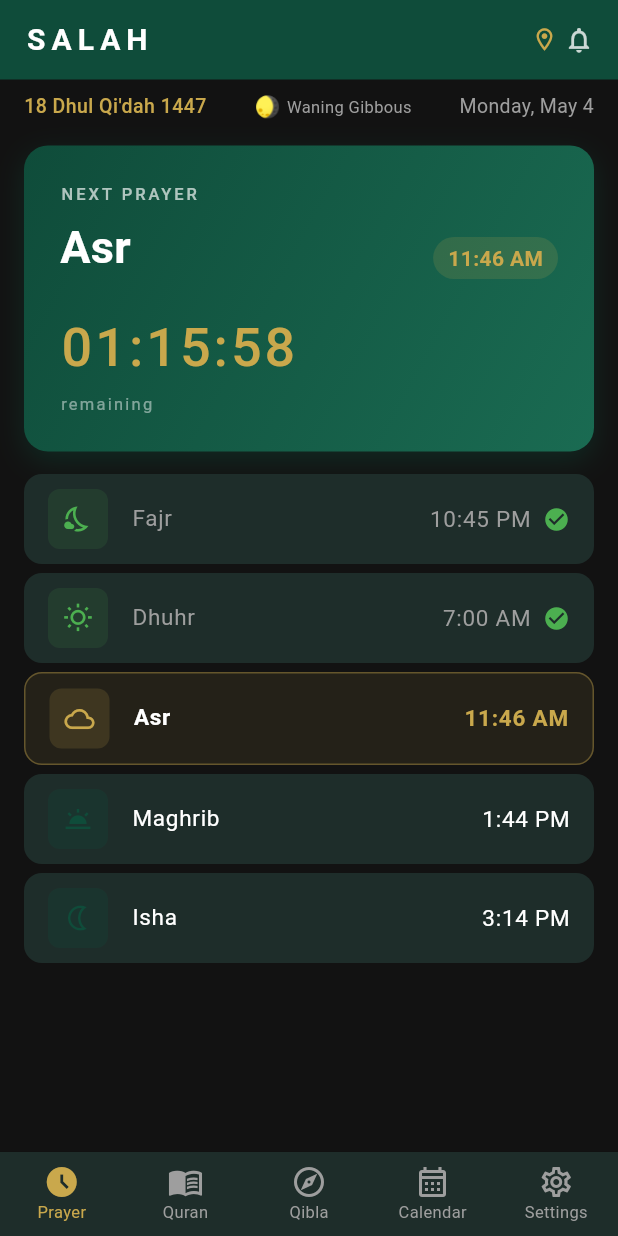
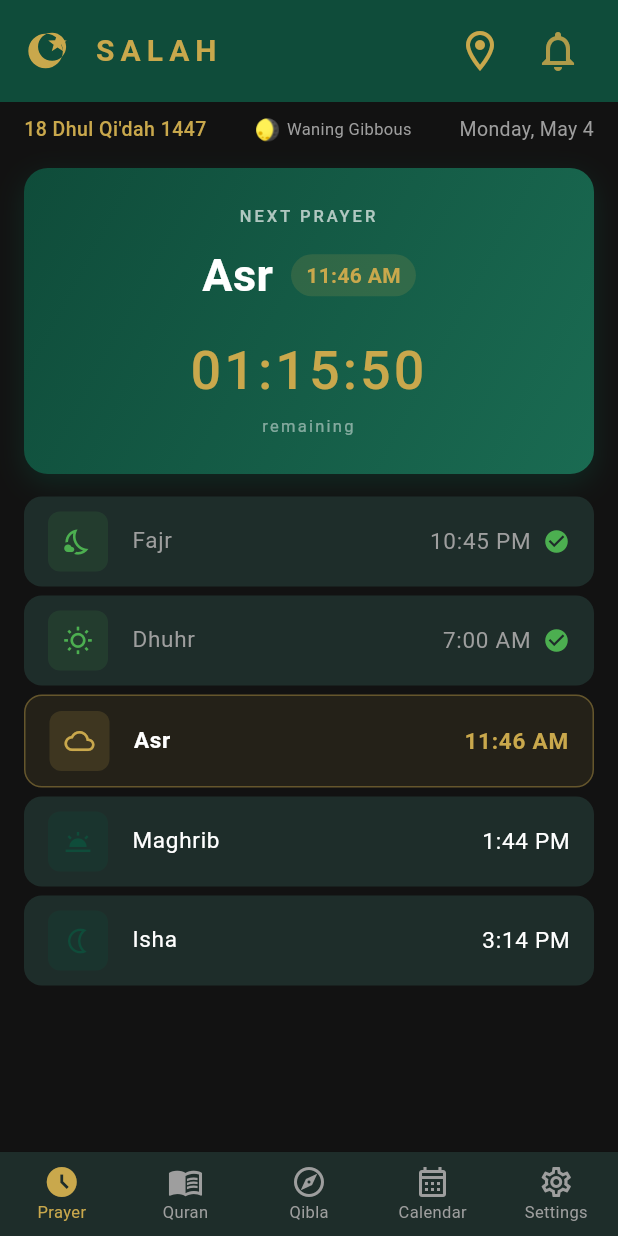
Before and after one commit to usama-hafeez/salah, a Flutter app: the screen it shows after launch, after a tap on "Get Started", on a phone screen of 412 x 824 dp. Run offline on Flutter 3.47's test engine with Material 3 defaults, Android fonts, the phone set to English and light mode, and no system bars; our stand-ins replace adhan, flutter_compass, flutter_local_notifications, flutter_svg, geolocator, google_mobile_ads and 6 more; missing offline and left inert: home_widget; accounts and stored records are empty; project files that could hold a hidden picture were left out.

Commit message:
theme changes

```diff
--- a/lib/core/constants/app_colors.dart
+++ b/lib/core/constants/app_colors.dart
@@ -11,6 +11,7 @@ class AppThemeData {
   final Color surface;
   final Color textPrimary;
   final Color textSecondary;
+  final Color onPrimary;
 
   const AppThemeData({
     required this.id,
@@ -23,6 +24,7 @@ class AppThemeData {
     required this.surface,
     required this.textPrimary,
     required this.textSecondary,
+    required this.onPrimary,
   });
 }
 
@@ -32,7 +34,7 @@ class AppThemes {
     primary: Color(0xFF0F4C3A), secondary: Color(0xFF1A6B52),
     accent: Color(0xFFC9A84C), background: Color(0xFF121212),
     surface: Color(0xFF1E2D2A), textPrimary: Color(0xFFFFFFFF),
-    textSecondary: Color(0xFF9E9E9E),
+    textSecondary: Color(0xFF9E9E9E), onPrimary: Color(0xFFFFFFFF),
   );
 
   static const parchment = AppThemeData(
@@ -40,7 +42,7 @@ class AppThemes {
     primary: Color(0xFF5C3D11), secondary: Color(0xFF8B6914),
     accent: Color(0xFFC9A84C), background: Color(0xFFF5F0E8),
     surface: Color(0xFFEDE4D3), textPrimary: Color(0xFF1A1A1A),
-    textSecondary: Color(0xFF6B5B3E),
+    textSecondary: Color(0xFF6B5B3E), onPrimary: Color(0xFFFFFFFF),
   );
 
   static const emerald = AppThemeData(
@@ -48,7 +50,7 @@ class AppThemes {
     primary: Color(0xFF0F3D2A), secondary: Color(0xFF1A6B52),
     accent: Color(0xFFE8C96A), background: Color(0xFF071A12),
     surface: Color(0xFF0F3022), textPrimary: Color(0xFFFFFFFF),
-    textSecondary: Color(0xFF9ECFBA),
+    textSecondary: Color(0xFF9ECFBA), onPrimary: Color(0xFFFFFFFF),
   );
 
   static const violetNight = AppThemeData(
@@ -56,7 +58,7 @@ class AppThemes {
     primary: Color(0xFF2C1654), secondary: Color(0xFF4A2980),
     accent: Color(0xFFD4B8F0), background: Color(0xFF130B25),
     surface: Color(0xFF1E1040), textPrimary: Color(0xFFFFFFFF),
-    textSecondary: Color(0xFFB8A0D0),
+    textSecondary: Color(0xFFB8A0D0), onPrimary: Color(0xFFFFFFFF),
   );
 
   static const golden = AppThemeData(
@@ -64,7 +66,7 @@ class AppThemes {
     primary: Color(0xFF8B6914), secondary: Color(0xFFC9A84C),
     accent: Color(0xFFC9A84C), background: Color(0xFFFFF8E8),
     surface: Color(0xFFFFFFFF), textPrimary: Color(0xFF1A1A1A),
-    textSecondary: Color(0xFF8B6914),
+    textSecondary: Color(0xFF8B6914), onPrimary: Color(0xFFFFFFFF),
   );
 
   static const maroon = AppThemeData(
@@ -72,15 +74,15 @@ class AppThemes {
     primary: Color(0xFF4A1020), secondary: Color(0xFF8B1A1A),
     accent: Color(0xFFF5D5C0), background: Color(0xFF1A0510),
     surface: Color(0xFF2A0A18), textPrimary: Color(0xFFF5D5C0),
-    textSecondary: Color(0xFFBB8888),
+    textSecondary: Color(0xFFBB8888), onPrimary: Color(0xFFF5D5C0),
   );
 
   static const sky = AppThemeData(
     id: 'sky', name: 'Sky', isPro: true,
     primary: Color(0xFF1A5276), secondary: Color(0xFF2E86C1),
-    accent: Color(0xFF1A5276), background: Color(0xFFE8F4F8),
+    accent: Color(0xFF7FC8E8), background: Color(0xFFE8F4F8),
     surface: Color(0xFFFFFFFF), textPrimary: Color(0xFF1A1A1A),
-    textSecondary: Color(0xFF5D8AA8),
+    textSecondary: Color(0xFF5D8AA8), onPrimary: Color(0xFFFFFFFF),
   );
 
   static const pureBlack = AppThemeData(
@@ -88,7 +90,7 @@ class AppThemes {
     primary: Color(0xFF0F4C3A), secondary: Color(0xFF1A6B52),
     accent: Color(0xFFC9A84C), background: Color(0xFF000000),
     surface: Color(0xFF111111), textPrimary: Color(0xFFFFFFFF),
-    textSecondary: Color(0xFF888888),
+    textSecondary: Color(0xFF888888), onPrimary: Color(0xFFFFFFFF),
   );
 
   static const all = [
--- a/lib/core/services/notification_service.dart
+++ b/lib/core/services/notification_service.dart
@@ -1,5 +1,5 @@
+import 'package:flutter/services.dart';
 import 'package:flutter_local_notifications/flutter_local_notifications.dart';
-import 'package:flutter_timezone/flutter_timezone.dart';
 import 'package:timezone/timezone.dart' as tz;
 import 'package:timezone/data/latest.dart' as tz;
 import 'prayer_service.dart';
@@ -9,12 +9,19 @@ import 'storage_service.dart';
 class NotificationService {
   static final _plugin = FlutterLocalNotificationsPlugin();
 
+  static const _tzChannel = MethodChannel('com.prayerapp.muslim/timezone');
+
   static Future<void> init() async {
     tz.initializeTimeZones();
 
-    // Set local timezone so notifications fire at correct local time
-    final timeZoneName = await FlutterTimezone.getLocalTimezone();
+    // Get device IANA timezone directly from Android via MethodChannel
+    try {
+      final timeZoneName =
+          await _tzChannel.invokeMethod<String>('getLocalTimezone') ?? 'UTC';
       tz.setLocalLocation(tz.getLocation(timeZoneName));
+    } catch (_) {
+      tz.setLocalLocation(tz.UTC);
+    }
 
     const androidSettings =
         AndroidInitializationSettings('@mipmap/ic_launcher');
@@ -22,11 +29,15 @@ class NotificationService {
 
     await _plugin.initialize(settings: settings);
 
-    // Request notification permission on Android 13+
     final androidPlugin = _plugin
         .resolvePlatformSpecificImplementation<
             AndroidFlutterLocalNotificationsPlugin>();
+
+    // Request POST_NOTIFICATIONS permission (Android 13+)
     await androidPlugin?.requestNotificationsPermission();
+
+    // Request exact alarm permission (Android 12+) — needed for on-time Azaan
+    await androidPlugin?.requestExactAlarmsPermission();
   }
 
   /// Schedule Azaan notifications for today and tomorrow.
@@ -126,14 +137,29 @@ class NotificationService {
       enableVibration: true,
     );
 
+    final tzTime = tz.TZDateTime.from(scheduledTime, tz.local);
+    final details = NotificationDetails(android: androidDetails);
+
+    // Try exact scheduling first; fall back to inexact if permission denied
+    try {
       await _plugin.zonedSchedule(
         id: id,
         title: prayerName,
         body: 'Time for $prayerName prayer',
-      scheduledDate: tz.TZDateTime.from(scheduledTime, tz.local),
-      notificationDetails: NotificationDetails(android: androidDetails),
+        scheduledDate: tzTime,
+        notificationDetails: details,
         androidScheduleMode: AndroidScheduleMode.exactAllowWhileIdle,
       );
+    } catch (_) {
+      await _plugin.zonedSchedule(
+        id: id,
+        title: prayerName,
+        body: 'Time for $prayerName prayer',
+        scheduledDate: tzTime,
+        notificationDetails: details,
+        androidScheduleMode: AndroidScheduleMode.inexact,
+      );
+    }
   }
 
   static Future<void> _scheduleReminder({
@@ -153,14 +179,28 @@ class NotificationService {
       enableVibration: true,
     );
 
+    final tzTime = tz.TZDateTime.from(scheduledTime, tz.local);
+    final details = NotificationDetails(android: androidDetails);
+
+    try {
       await _plugin.zonedSchedule(
         id: id,
         title: title,
         body: body,
-      scheduledDate: tz.TZDateTime.from(scheduledTime, tz.local),
-      notificationDetails: NotificationDetails(android: androidDetails),
+        scheduledDate: tzTime,
+        notificationDetails: details,
         androidScheduleMode: AndroidScheduleMode.exactAllowWhileIdle,
       );
+    } catch (_) {
+      await _plugin.zonedSchedule(
+        id: id,
+        title: title,
+        body: body,
+        scheduledDate: tzTime,
+        notificationDetails: details,
+        androidScheduleMode: AndroidScheduleMode.inexact,
+      );
+    }
   }
 
   static String _getSoundFile() {
--- a/lib/features/calendar/hijri_calendar_screen.dart
+++ b/lib/features/calendar/hijri_calendar_screen.dart
@@ -4,9 +4,7 @@ import 'package:provider/provider.dart';
 
 import '../../core/utils/date_utils.dart';
 import '../../core/constants/app_colors.dart';
-import '../../core/services/storage_service.dart';
 import '../../providers/theme_provider.dart';
-import '../../shared/ad_banner_widget.dart';
 import 'widgets/islamic_event_badge.dart';
 
 class HijriCalendarScreen extends StatefulWidget {
@@ -81,10 +79,7 @@ class _HijriCalendarScreenState extends State<HijriCalendarScreen> {
         backgroundColor: theme.primary,
         elevation: 0,
       ),
-      body: Column(
-        children: [
-          Expanded(
-            child: SingleChildScrollView(
+      body: SingleChildScrollView(
         child: Column(
           children: [
             _MonthHeader(
@@ -104,13 +99,9 @@ class _HijriCalendarScreenState extends State<HijriCalendarScreen> {
             ),
             if (eventsThisMonth.isNotEmpty)
               _EventList(events: eventsThisMonth, theme: theme),
-                  const SizedBox(height: 16),
+            const SizedBox(height: 24),
           ],
         ),
-            ),
-          ),
-          if (!StorageService.isPro) const AdBannerWidget(),
-        ],
       ),
     );
   }
--- a/lib/features/home/home_screen.dart
+++ b/lib/features/home/home_screen.dart
@@ -1,7 +1,9 @@
 import 'package:flutter/material.dart';
+import 'package:flutter_svg/flutter_svg.dart';
 import 'package:provider/provider.dart';
 import '../../providers/prayer_provider.dart';
 import '../../providers/theme_provider.dart';
+import '../../core/constants/app_assets.dart';
 import '../../core/services/storage_service.dart';
 import 'widgets/date_header_widget.dart';
 import 'widgets/next_prayer_card.dart';
@@ -12,6 +14,7 @@ import '../../shared/loading_widget.dart';
 import '../quran/quran_home_screen.dart';
 import '../qibla/qibla_screen.dart';
 import '../calendar/hijri_calendar_screen.dart';
+import '../settings/notification_settings_screen.dart';
 import '../settings/settings_screen.dart';
 
 class HomeScreen extends StatefulWidget {
@@ -110,24 +113,54 @@ class _AppHeader extends StatelessWidget {
     final t = context.watch<ThemeProvider>().current;
     return Container(
       color: t.primary,
-      padding: const EdgeInsets.symmetric(horizontal: 16, vertical: 12),
+      padding: const EdgeInsets.symmetric(horizontal: 16, vertical: 10),
       child: Row(
         mainAxisAlignment: MainAxisAlignment.spaceBetween,
         children: [
+          Row(
+            children: [
+              SvgPicture.asset(
+                AppAssets.splashLogo,
+                height: 36,
+                width: 36,
+                colorFilter: ColorFilter.mode(t.accent, BlendMode.srcIn),
+              ),
+              const SizedBox(width: 10),
               Text(
                 'SALAH',
                 style: TextStyle(
-              color: t.textPrimary,
+                  color: t.accent,
                   fontSize: 20,
                   fontWeight: FontWeight.w700,
                   letterSpacing: 4,
                 ),
               ),
+            ],
+          ),
           Row(
             children: [
-              Icon(Icons.location_on_outlined, color: t.accent, size: 18),
+              IconButton(
+                icon: Icon(Icons.location_on_outlined, color: t.accent, size: 32),
+                tooltip: 'Location',
+                padding: const EdgeInsets.all(8),
+                constraints: const BoxConstraints(minWidth: 48, minHeight: 48),
+                onPressed: () {
+                  context.read<PrayerProvider>().loadPrayerTimes();
+                },
+              ),
               const SizedBox(width: 4),
-              Icon(Icons.notifications_outlined, color: t.textPrimary.withAlpha(200), size: 20),
+              IconButton(
+                icon: Icon(Icons.notifications_outlined,
+                    color: t.accent.withAlpha(220), size: 32),
+                tooltip: 'Notifications',
+                padding: const EdgeInsets.all(8),
+                constraints: const BoxConstraints(minWidth: 48, minHeight: 48),
+                onPressed: () => Navigator.push(
+                  context,
+                  MaterialPageRoute(
+                      builder: (_) => const NotificationSettingsScreen()),
+                ),
+              ),
             ],
           ),
         ],
--- a/lib/features/home/widgets/next_prayer_card.dart
+++ b/lib/features/home/widgets/next_prayer_card.dart
@@ -72,7 +72,7 @@ class _NextPrayerCardState extends State<NextPrayerCard> {
         ],
       ),
       child: Column(
-        crossAxisAlignment: CrossAxisAlignment.start,
+        crossAxisAlignment: CrossAxisAlignment.center,
         children: [
           Text(
             AppStrings.get('next_prayer').toUpperCase(),
@@ -82,11 +82,12 @@ class _NextPrayerCardState extends State<NextPrayerCard> {
               letterSpacing: 2,
               fontWeight: FontWeight.w500,
             ),
+            textAlign: TextAlign.center,
           ),
-          const SizedBox(height: 6),
+          const SizedBox(height: 10),
           Row(
-            mainAxisAlignment: MainAxisAlignment.spaceBetween,
-            crossAxisAlignment: CrossAxisAlignment.end,
+            mainAxisAlignment: MainAxisAlignment.center,
+            crossAxisAlignment: CrossAxisAlignment.center,
             children: [
               Text(
                 nextPrayer,
@@ -96,7 +97,8 @@ class _NextPrayerCardState extends State<NextPrayerCard> {
                   fontWeight: FontWeight.w700,
                 ),
               ),
-              if (nextTime != null)
+              if (nextTime != null) ...[
+                const SizedBox(width: 12),
                 Container(
                   padding: const EdgeInsets.symmetric(
                     horizontal: 10,
@@ -115,12 +117,14 @@ class _NextPrayerCardState extends State<NextPrayerCard> {
                     ),
                   ),
                 ),
+              ],
             ],
           ),
-          const SizedBox(height: 20),
+          const SizedBox(height: 16),
           Text(
             _countdownText,
             style: AppTextStyles.countdown(theme.accent),
+            textAlign: TextAlign.center,
           ),
           const SizedBox(height: 4),
           Text(
@@ -130,6 +134,7 @@ class _NextPrayerCardState extends State<NextPrayerCard> {
               fontSize: 11,
               letterSpacing: 1.5,
             ),
+            textAlign: TextAlign.center,
           ),
         ],
       ),
--- a/lib/features/onboarding/splash_screen.dart
+++ b/lib/features/onboarding/splash_screen.dart
@@ -62,6 +62,10 @@ class _SplashScreenState extends State<SplashScreen>
                     SvgPicture.asset(
                       'assets/images/splash_logo.svg',
                       width: 180,
+                      colorFilter: const ColorFilter.mode(
+                        Color(0xFFC9A84C),
+                        BlendMode.srcIn,
+                      ),
                     ),
                     const SizedBox(height: 24),
                     const Text(
--- a/lib/main.dart
+++ b/lib/main.dart
@@ -15,6 +15,8 @@ void main() async {
   WidgetsFlutterBinding.ensureInitialized();
   await StorageService.init();
   await NotificationService.init();
+  // Schedule notifications on startup so they survive app restarts/reboots
+  NotificationService.scheduleAllNotifications().catchError((_) {});
   await AdService.init();
   await AdService.preloadInterstitial();
   await PurchaseService.init();
--- a/lib/providers/prayer_provider.dart
+++ b/lib/providers/prayer_provider.dart
@@ -28,17 +28,16 @@ class PrayerProvider extends ChangeNotifier {
     try {
       _position = await LocationService.getCurrentPosition();
       _prayerTimes = PrayerService.getPrayerTimes(_position!);
-      // Update widget and notifications in parallel (both non-blocking on failure)
-      await Future.wait([
-        WidgetService.updateWidget(),
-        NotificationService.scheduleAllNotifications(),
-      ]);
     } catch (e) {
       _error = e.toString();
     }
 
     _loading = false;
     notifyListeners();
+
+    // Fire-and-forget — never let these block or corrupt the prayer time display
+    WidgetService.updateWidget().catchError((_) {});
+    NotificationService.scheduleAllNotifications().catchError((_) {});
   }
 
   Prayer? get nextPrayer => _prayerTimes?.nextPrayer();
--- a/lib/providers/theme_provider.dart
+++ b/lib/providers/theme_provider.dart
@@ -19,16 +19,18 @@ class ThemeProvider extends ChangeNotifier {
   }
 
   ThemeData get materialTheme => ThemeData(
-        primaryColor: _current.primary,
         scaffoldBackgroundColor: _current.background,
         colorScheme: ColorScheme.dark(
           primary: _current.primary,
+          onPrimary: _current.onPrimary,
           secondary: _current.accent,
+          onSecondary: _current.onPrimary,
           surface: _current.surface,
+          onSurface: _current.textPrimary,
         ),
         appBarTheme: AppBarTheme(
           backgroundColor: _current.primary,
-          foregroundColor: _current.textPrimary,
+          foregroundColor: _current.onPrimary,
           elevation: 0,
         ),
         bottomNavigationBarTheme: BottomNavigationBarThemeData(
--- a/lib/shared/app_bar_widget.dart
+++ b/lib/shared/app_bar_widget.dart
@@ -27,14 +27,14 @@ class ThemedAppBar extends StatelessWidget implements PreferredSizeWidget {
     final theme = context.watch<ThemeProvider>().current;
     return AppBar(
       backgroundColor: theme.primary,
-      foregroundColor: theme.textPrimary,
+      foregroundColor: theme.onPrimary,
       elevation: 0,
       centerTitle: centerTitle,
       leading: leading,
       title: Text(
         title,
         style: TextStyle(
-          color: theme.textPrimary,
+          color: theme.onPrimary,
           fontSize: 18,
           fontWeight: FontWeight.w600,
         ),
--- a/pubspec.yaml
+++ b/pubspec.yaml
@@ -56,9 +56,6 @@ dependencies:
   # Hijri calendar
   hijri: ^3.0.0
 
-  # Timezone detection for notifications
-  flutter_timezone: ^1.0.7
-
   # HTTP (for future features)
   http: ^1.2.1
 
```
Also changed, not shown: lib/features/ramadan/ramadan_screen.dart (+12 -2 lines), lib/features/settings/theme_picker_screen.dart (+0 -64 lines), .claude/settings.local.json, assets/images/splash_logo.svg, 13 other files. Lines whose indentation alone changed are shown as unchanged.
